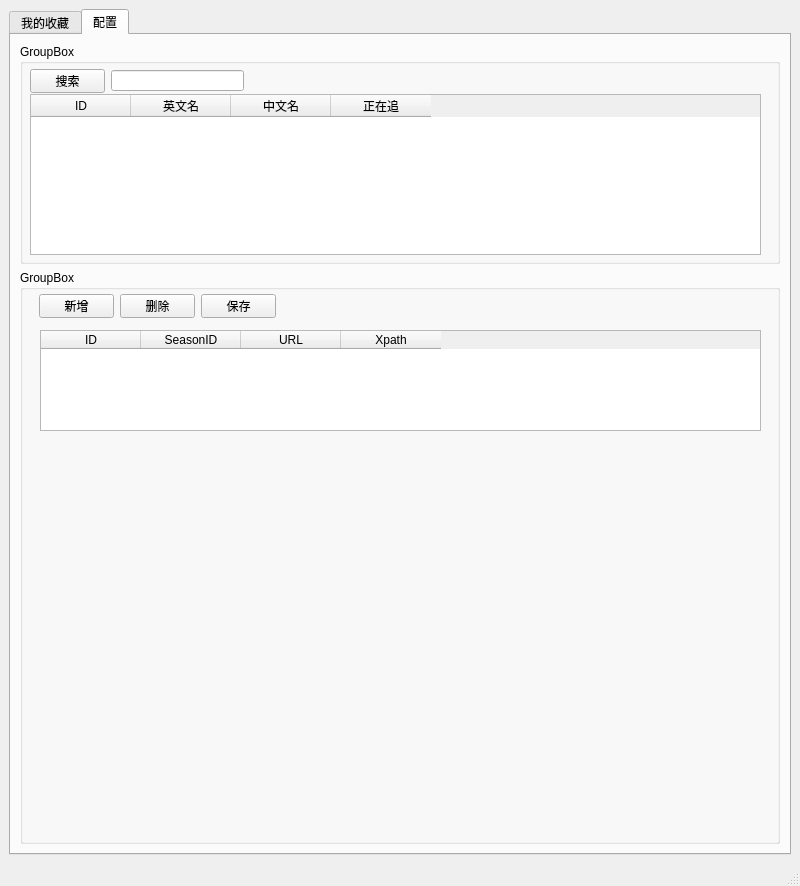
First picture: the form in ui_sprawl.ui, repository xuyuliang/sprawl, before the edit.
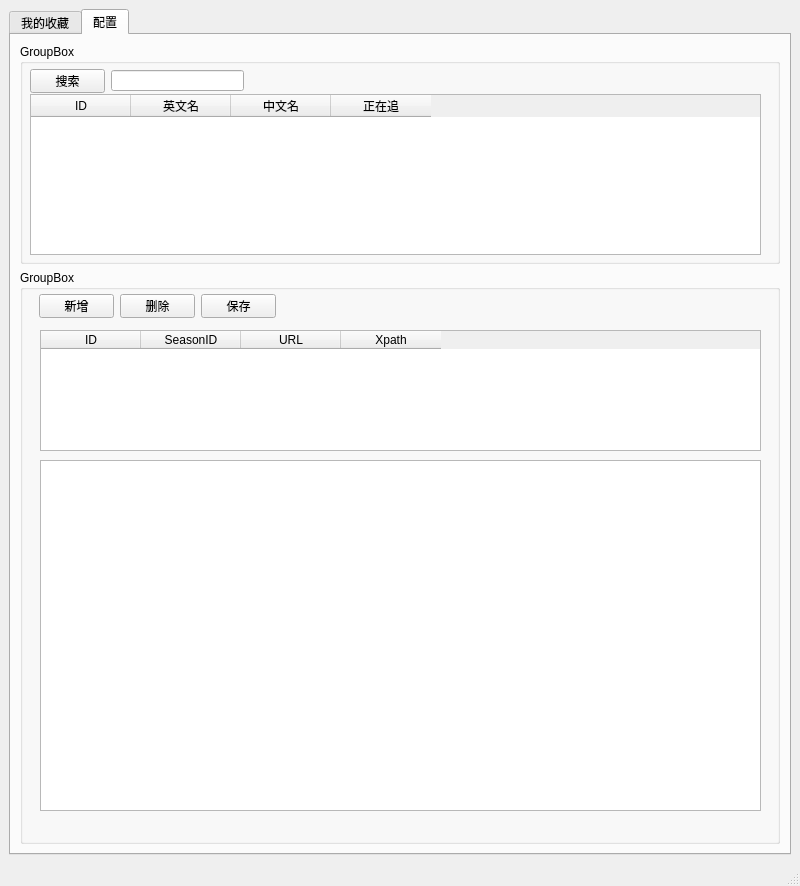
Second picture: the form after the edit.

```diff
--- a/ui_sprawl.ui
+++ b/ui_sprawl.ui
@@ -186,7 +186,7 @@
              <x>20</x>
              <y>60</y>
              <width>721</width>
-             <height>101</height>
+             <height>121</height>
             </rect>
            </property>
            <column>
@@ -223,6 +223,19 @@
             <string>保存</string>
            </property>
           </widget>
+          <widget class="QTextBrowser" name="textBrowserDownload">
+           <property name="geometry">
+            <rect>
+             <x>20</x>
+             <y>190</y>
+             <width>721</width>
+             <height>351</height>
+            </rect>
+           </property>
+           <property name="openExternalLinks">
+            <bool>true</bool>
+           </property>
+          </widget>
          </widget>
         </item>
        </layout>
```
